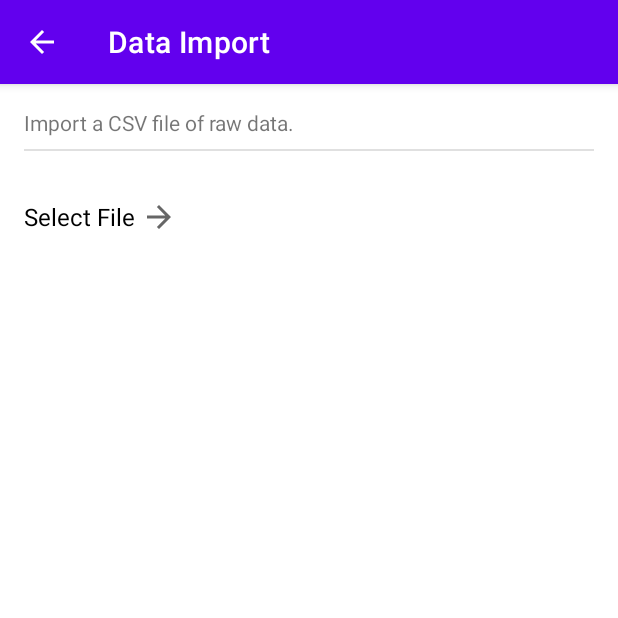
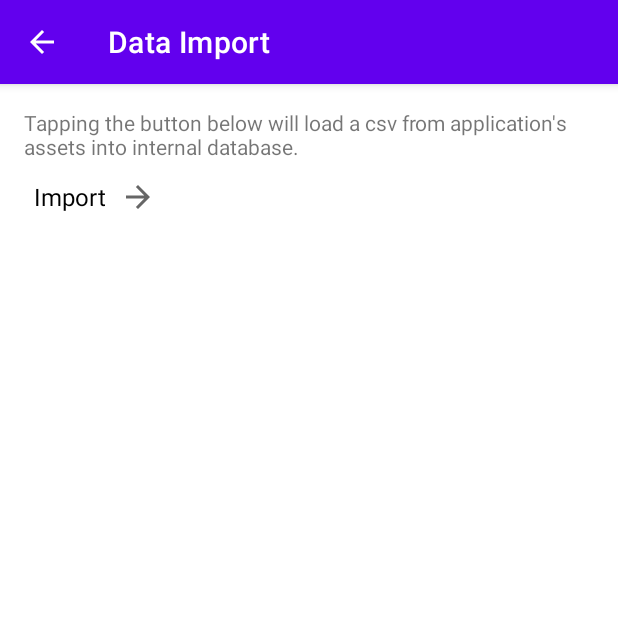
Before and after one commit to 71M073J/ApproxHPVM_Honk_version, an Android app: the DataImportActivity screen opened directly, with no data from a screen before it, on a phone screen of 412 x 824 dp, the top half of it. Run offline under Robolectric (Android 15) with nearby library versions, the phone set to English and light mode, and no system bars; our stand-ins replace Dagger/Hilt's generated code.

Commit message:
Change strings

```diff
--- a/app/src/main/res/layout/activity_data_import.xml
+++ b/app/src/main/res/layout/activity_data_import.xml
@@ -21,13 +21,6 @@
             android:layout_width="match_parent"
             android:layout_height="wrap_content"
             android:text="@string/import_a_csv_file_of_raw_data" />
-
-        <View
-            android:layout_width="match_parent"
-            android:layout_height="1dp"
-            android:layout_marginTop="8dp"
-            android:layout_marginBottom="20dp"
-            android:background="?android:attr/listDivider" />
 
         <LinearLayout
             android:layout_width="match_parent"
--- a/app/src/main/res/values/strings.xml
+++ b/app/src/main/res/values/strings.xml
@@ -6,6 +6,8 @@
     <string name="buttonTraceClassify">Trace classification</string>
     <string name="buttonDataImport">Import Raw Data</string>
     <string name="traces_info">Choose which trace to run adaptable AMC on.</string>
-    <string name="buttonSelectFile">Select File</string>
-    <string name="import_a_csv_file_of_raw_data">Import a CSV file of raw data.</string>
+    <string name="buttonSelectFile">Import</string>
+    <string name="import_a_csv_file_of_raw_data">
+        Tapping the button below will load a csv from application\'s assets into internal database.
+    </string>
 </resources>
```
